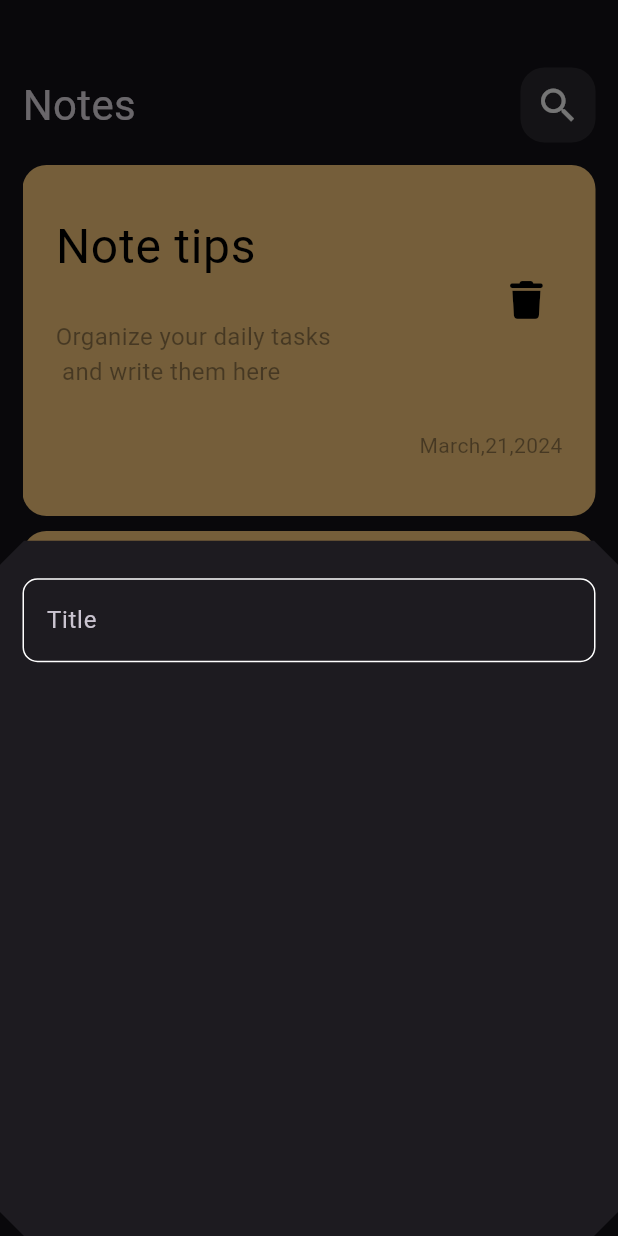
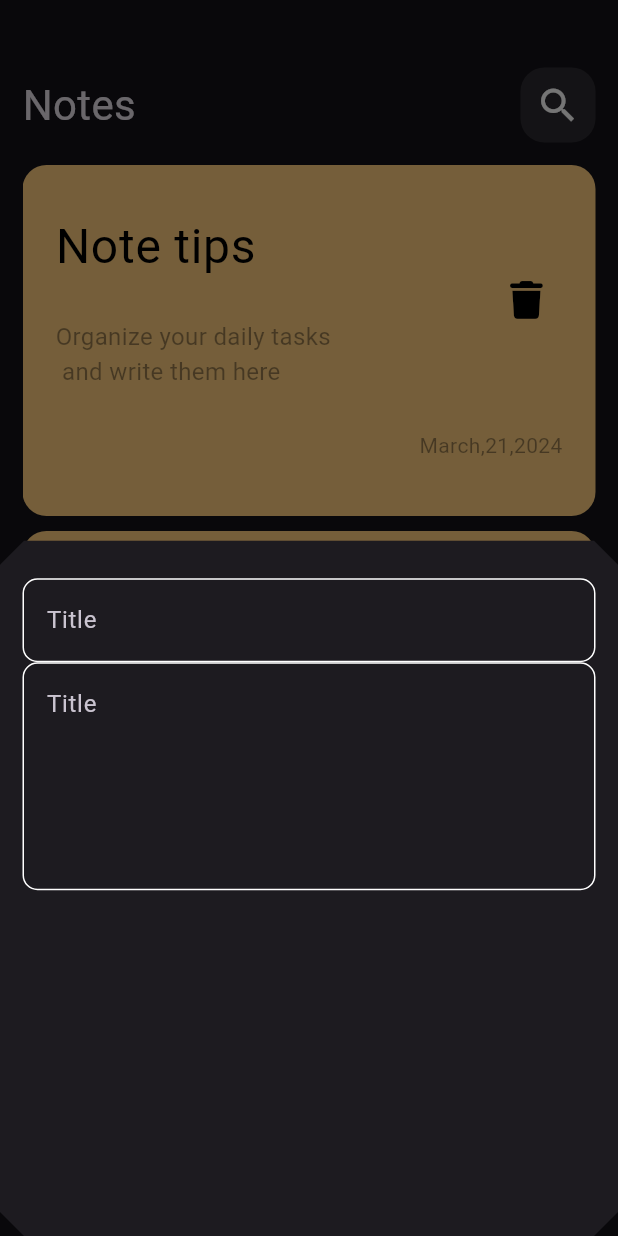
Before and after one commit to abdarahmann/Note-App, a Flutter app: the screen it shows after launch, after a tap on the "add" icon, on a phone screen of 412 x 824 dp. Run offline on Flutter 3.47's test engine with Material 3 defaults, Android fonts, the phone set to English and light mode, and no system bars; our stand-ins replace font_awesome_flutter; Roboto replaces fonts that are missing (Poppins).

Commit message:
add field to Note Bottom sheet

```diff
--- a/lib/widgets/add_note_bottom_sheet.dart
+++ b/lib/widgets/add_note_bottom_sheet.dart
@@ -1,5 +1,4 @@
 import 'package:flutter/material.dart';
-
 
 import 'custom_textfield.dart';
 
@@ -15,11 +14,15 @@ class NoteBottomSheet extends StatelessWidget {
           SizedBox(
             height: 25,
           ),
-          CustomTextField()
+          CustomTextField(
+            hint: 'Title',
+          ),
+          CustomTextField(
+            hint: 'Title',
+            maxLines: 5,
+          )
         ],
       ),
     );
   }
-
-
 }
--- a/lib/widgets/custom_textfield.dart
+++ b/lib/widgets/custom_textfield.dart
@@ -1,20 +1,20 @@
-
 import 'package:flutter/material.dart';
 
 import '../constants.dart';
 
 class CustomTextField extends StatelessWidget {
   const CustomTextField({
-    super.key,
+    super.key,required this.hint,this.maxLines=1
   });
-
+  final String hint;
+  final int maxLines;
   @override
   Widget build(BuildContext context) {
     return TextField(
+      maxLines: maxLines,
       cursorColor: kPrimarycolor,
       decoration: InputDecoration(
-        hintText: 'Title',
-
+        hintText: hint,
         border: buildBorder(Colors.white),
         enabledBorder: buildBorder(Colors.white),
         focusedBorder: buildBorder(kPrimarycolor),
@@ -22,9 +22,9 @@ class CustomTextField extends StatelessWidget {
     );
   }
 }
- OutlineInputBorder buildBorder(Color color) {
-    return OutlineInputBorder(
 
-        borderRadius: BorderRadius.circular(10),
-        borderSide: BorderSide(color: color));
-  }
+OutlineInputBorder buildBorder(Color color) {
+  return OutlineInputBorder(
+      borderRadius: BorderRadius.circular(10),
+      borderSide: BorderSide(color: color));
+}
```
